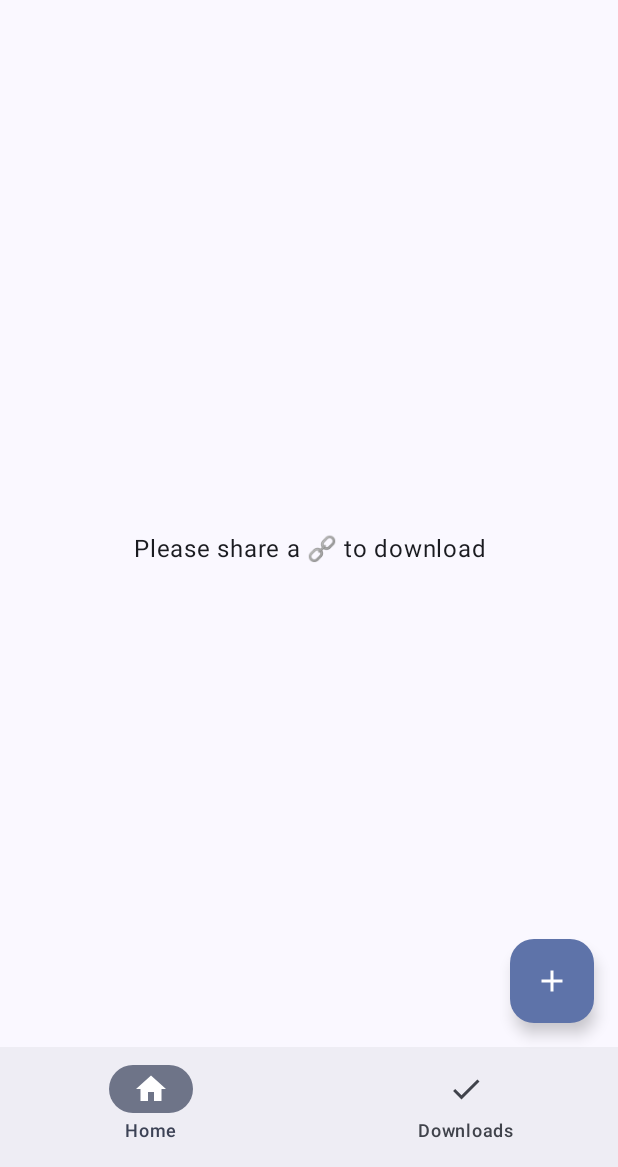
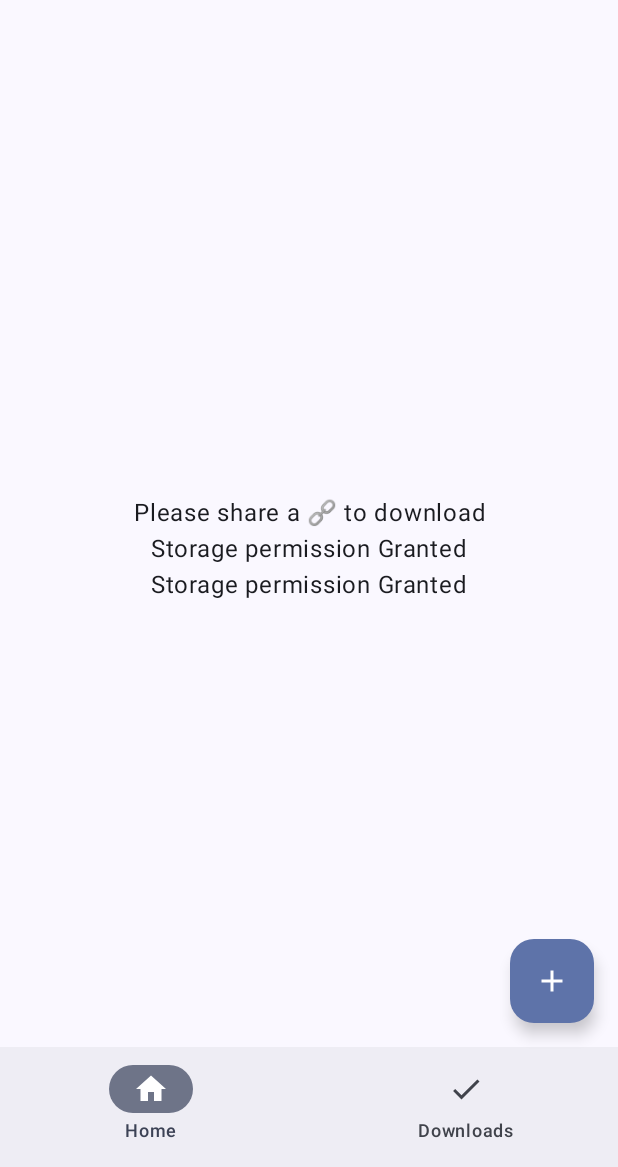
Before and after one commit to desertcamels/Camel, an Android app built with Jetpack Compose: the screen it shows after launch (MainActivity), on a phone screen of 412 x 824 dp, the part 69-1236 px from its top. Run offline under Robolectric (Android 15) with nearby library versions, the phone set to English and light mode, and no system bars.

Commit message:
working on requesting permissions needs some work

```diff
--- a/app/build.gradle
+++ b/app/build.gradle
@@ -60,6 +60,7 @@ android {
 }
 
 dependencies {
+    implementation "com.google.accompanist:accompanist-permissions:0.28.0"
     implementation "androidx.compose.runtime:runtime-livedata:$compose_version"
     implementation 'com.github.yausername.youtubedl-android:library:-SNAPSHOT'
     implementation 'com.github.yausername.youtubedl-android:ffmpeg:-SNAPSHOT' // Optional
--- a/app/src/main/AndroidManifest.xml
+++ b/app/src/main/AndroidManifest.xml
@@ -5,6 +5,10 @@
     <uses-permission android:name="android.permission.INTERNET" />
     <uses-permission android:name="android.permission.FOREGROUND_SERVICE" />
     <uses-permission android:name="android.permission.POST_NOTIFICATIONS" />
+
+    <uses-permission
+        android:name="android.permission.WRITE_EXTERNAL_STORAGE"
+        tools:ignore="ScopedStorage" />
 
     <application
         android:allowBackup="true"
--- a/app/src/main/java/com/desertcamels/camel/MainActivity.kt
+++ b/app/src/main/java/com/desertcamels/camel/MainActivity.kt
@@ -2,6 +2,7 @@ package com.desertcamels.camel
 
 import android.Manifest
 import android.content.Intent
+import android.content.pm.PackageManager
 import android.os.Build
 import android.os.Bundle
 import android.widget.Toast
@@ -13,6 +14,8 @@ import androidx.compose.foundation.layout.fillMaxSize
 import androidx.compose.material3.MaterialTheme
 import androidx.compose.material3.Surface
 import androidx.compose.ui.Modifier
+import androidx.core.app.ActivityCompat
+import androidx.core.content.ContextCompat
 import com.desertcamels.camel.screens.MainScreen
 import com.desertcamels.camel.services.DownloadService
 import com.desertcamels.camel.ui.theme.CamelTheme
@@ -23,6 +26,9 @@ object MainActivityState {
     val progressState: MutableStateFlow<Float> = MutableStateFlow(0f)
 }
 class MainActivity : ComponentActivity() {
+    companion object {
+        private const val REQUEST_CODE = 1
+    }
     private val regexUrls =
         Regex("(?:(?:https?|ftp)://)?[\\w\\d\\-_]+(?:\\.[\\w\\d\\-_]+)+[\\w\\d\\-.,@?^=%&amp;:/~+#]*[\\w\\d@?^=%&amp;/~+#]")
     private val requestPermissionLauncher =
@@ -33,11 +39,18 @@ class MainActivity : ComponentActivity() {
                 onPermissionDenied()
             }
         }
+
     @RequiresApi(Build.VERSION_CODES.TIRAMISU)
     override fun onCreate(savedInstanceState: Bundle?) {
         super.onCreate(savedInstanceState)
 
-        requestPermissionLauncher.launch(Manifest.permission.POST_NOTIFICATIONS)
+        if (ContextCompat.checkSelfPermission(this, Manifest.permission.POST_NOTIFICATIONS) != PackageManager.PERMISSION_GRANTED) {
+            requestPermissionLauncher.launch(Manifest.permission.POST_NOTIFICATIONS)
+        }
+
+        if (ContextCompat.checkSelfPermission(this, Manifest.permission.WRITE_EXTERNAL_STORAGE) != PackageManager.PERMISSION_GRANTED) {
+            requestPermissionLauncher.launch(Manifest.permission.WRITE_EXTERNAL_STORAGE)
+        }
 
         setContent {
             CamelTheme {
--- a/app/src/main/java/com/desertcamels/camel/screens/MainScreen.kt
+++ b/app/src/main/java/com/desertcamels/camel/screens/MainScreen.kt
@@ -1,7 +1,9 @@
 package com.desertcamels.camel.screens
 
-import android.annotation.SuppressLint
+import android.Manifest
+import android.os.Build
 import android.util.Log
+import androidx.annotation.RequiresApi
 import androidx.compose.foundation.layout.*
 import androidx.compose.material.icons.Icons
 import androidx.compose.material.icons.filled.*
@@ -16,17 +18,22 @@ import androidx.compose.material3.Icon
 import androidx.compose.material3.NavigationBar
 import androidx.compose.material3.NavigationBarItem
 import androidx.compose.runtime.*
-import androidx.compose.ui.text.font.FontWeight
 import androidx.compose.ui.text.style.TextAlign
+import com.google.accompanist.permissions.ExperimentalPermissionsApi
+import com.google.accompanist.permissions.isGranted
+import com.google.accompanist.permissions.rememberPermissionState
+import com.google.accompanist.permissions.shouldShowRationale
 
 private const val TAG = "MainScreen"
 private val viewModel: MainViewModel = MainViewModel()
 
+@RequiresApi(Build.VERSION_CODES.TIRAMISU)
 @OptIn(ExperimentalMaterial3Api::class)
 @Composable
 fun MainScreen() {
     val downloadStatus by viewModel.downloadState.collectAsState()
     val progress by viewModel.progressState.collectAsState(0f)
+
     Log.d(TAG, "MainScreen: $downloadStatus, $progress")
 
     Scaffold(
@@ -36,12 +43,16 @@ fun MainScreen() {
         floatingActionButtonPosition = FabPosition.End,
     ) {
         Column(
-            modifier = Modifier.padding(it).fillMaxSize(),
+            modifier = Modifier
+                .padding(it)
+                .fillMaxSize(),
             verticalArrangement = Arrangement.Center,
             horizontalAlignment = Alignment.CenterHorizontally
         ) {
             Spacer(modifier = Modifier.height(16.dp))
             DownloadStatus(status = downloadStatus)
+            FeatureThatRequiresStoragePermission()
+            FeatureThatRequiresPostNotificationPermission()
         }
     }
 
@@ -92,6 +103,71 @@ fun AppFab() {
     )
 }
 
+@OptIn(ExperimentalPermissionsApi::class)
+@Composable
+private fun FeatureThatRequiresStoragePermission() {
+
+    // WRITE_EXTERNAL_STORAGE permission state
+    val storagePermissionState = rememberPermissionState(
+        Manifest.permission.WRITE_EXTERNAL_STORAGE
+    )
+
+    if (storagePermissionState.status.isGranted) {
+        Text("Storage permission Granted")
+    } else {
+        Column {
+            val textToShow = if (storagePermissionState.status.shouldShowRationale) {
+                // If the user has denied the permission but the rationale can be shown,
+                // then gently explain why the app requires this permission
+                "The storage is important for this app. Please grant the permission."
+            } else {
+                // If it's the first time the user lands on this feature, or the user
+                // doesn't want to be asked again for this permission, explain that the
+                // permission is required
+                "Storage permission required for this feature to be available. " +
+                        "Please grant the permission"
+            }
+            Text(textToShow)
+            Button(onClick = { storagePermissionState.launchPermissionRequest() }) {
+                Text("Request permission")
+            }
+        }
+    }
+}
+
+@RequiresApi(Build.VERSION_CODES.TIRAMISU)
+@OptIn(ExperimentalPermissionsApi::class)
+@Composable
+private fun FeatureThatRequiresPostNotificationPermission() {
+
+    // post notification permission state
+    val postNotificationPermissionState = rememberPermissionState(
+        Manifest.permission.POST_NOTIFICATIONS
+    )
+
+    if (postNotificationPermissionState.status.isGranted) {
+        Text("Storage permission Granted")
+    } else {
+        Column {
+            val textToShow = if (postNotificationPermissionState.status.shouldShowRationale) {
+                // If the user has denied the permission but the rationale can be shown,
+                // then gently explain why the app requires this permission
+                "The storage is important for this app. Please grant the permission."
+            } else {
+                // If it's the first time the user lands on this feature, or the user
+                // doesn't want to be asked again for this permission, explain that the
+                // permission is required
+                "Storage permission required for this feature to be available. " +
+                        "Please grant the permission"
+            }
+            Text(textToShow)
+            Button(onClick = { postNotificationPermissionState.launchPermissionRequest() }) {
+                Text("Request permission")
+            }
+        }
+    }
+}
+
 
 @Preview(showBackground = true)
 @Composable
```
